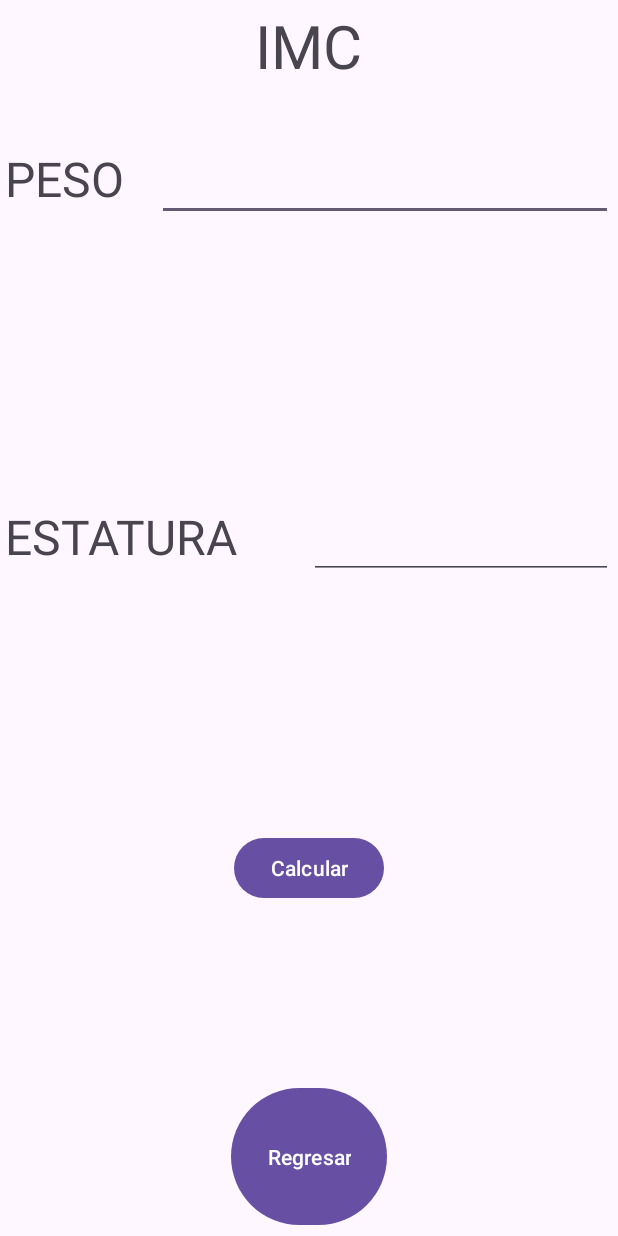
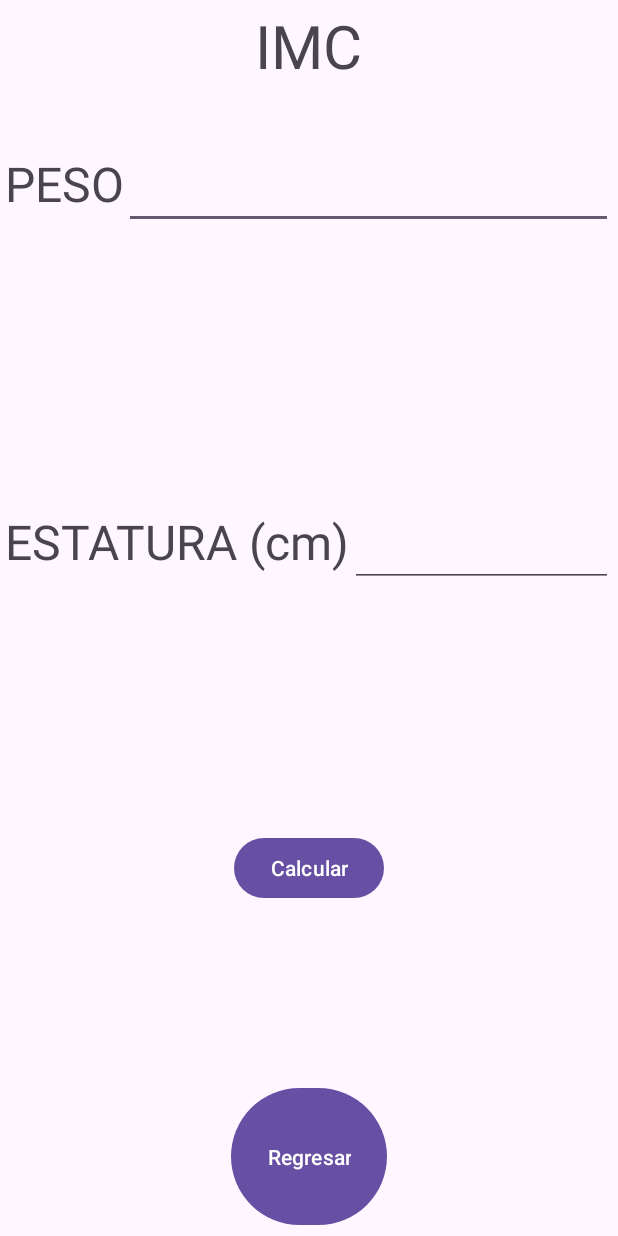
Before and after one commit to JoseDom18/PrimerProyectoAndroid-Kotlin, an Android app: the screen it shows after launch (ActivityImc), after a tap on "IMC", on a phone screen of 412 x 824 dp. Run offline under Robolectric (Android 15) with nearby library versions, the phone set to English and light mode, and no system bars.

Commit message:
Logica y enlace de activitis

```diff
--- a/app/src/main/java/com/example/primerproyecto/MainActivity.kt
+++ b/app/src/main/java/com/example/primerproyecto/MainActivity.kt
@@ -62,11 +62,9 @@ class MainActivity : AppCompatActivity() {
 
         binding.imc.setOnClickListener {
             val intent = Intent(this, ActivityImc::class.java)
+            startActivity(intent)
+        }
 
-            startActivity(intent)
-
-
-        }
 
     }
 
--- a/app/src/main/res/layout/activity_imc.xml
+++ b/app/src/main/res/layout/activity_imc.xml
@@ -24,7 +24,7 @@
             android:layout_width="wrap_content"
             android:layout_height="wrap_content"
             android:text="IMC"
-            android:textSize="40dp"/>
+            android:textSize="40sp"/>
 
         <Space
             android:layout_width="0dp"
@@ -38,9 +38,8 @@
 
             <TextView
                 android:id="@+id/textView2"
-                android:layout_width="match_parent"
+                android:layout_width="wrap_content"
                 android:layout_height="wrap_content"
-                android:layout_weight="3"
                 android:text="PESO"
                 android:textSize="32dp"/>
 
@@ -49,8 +48,8 @@
                 android:layout_width="match_parent"
                 android:layout_height="wrap_content"
                 android:ems="10"
-                android:layout_weight="1"
                 android:inputType="text"
+                android:textSize="25sp"
                 android:text="" />
 
         </LinearLayout>
@@ -67,10 +66,9 @@
 
             <TextView
                 android:id="@+id/tituloEst"
-                android:layout_width="match_parent"
+                android:layout_width="wrap_content"
                 android:layout_height="wrap_content"
-                android:layout_weight="1"
-                android:text="ESTATURA"
+                android:text="ESTATURA (cm)"
                 android:textSize="32dp"/>
 
             <EditText
@@ -78,8 +76,8 @@
                 android:layout_width="match_parent"
                 android:layout_height="wrap_content"
                 android:ems="10"
-                android:layout_weight="1"
                 android:inputType="text"
+                android:textSize="25sp"
                 android:text="" />
 
         </LinearLayout>
```
Also changed, not shown: app/src/main/java/com/example/primerproyecto/ActivityImc.kt (+54 -1 lines).
